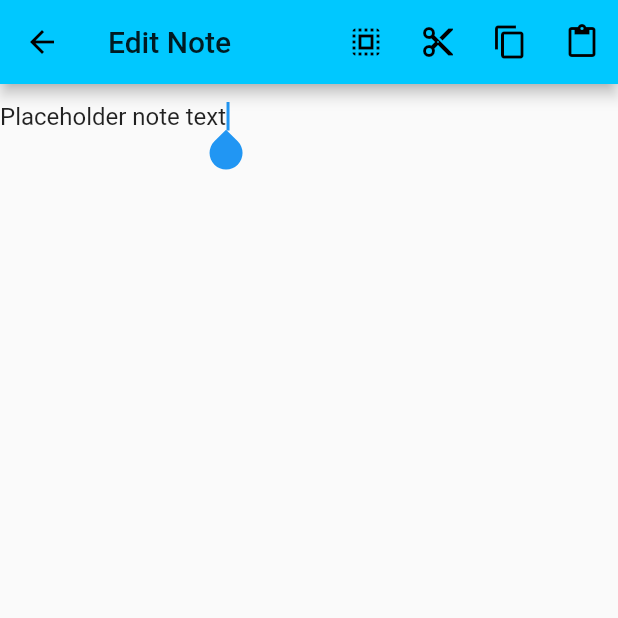
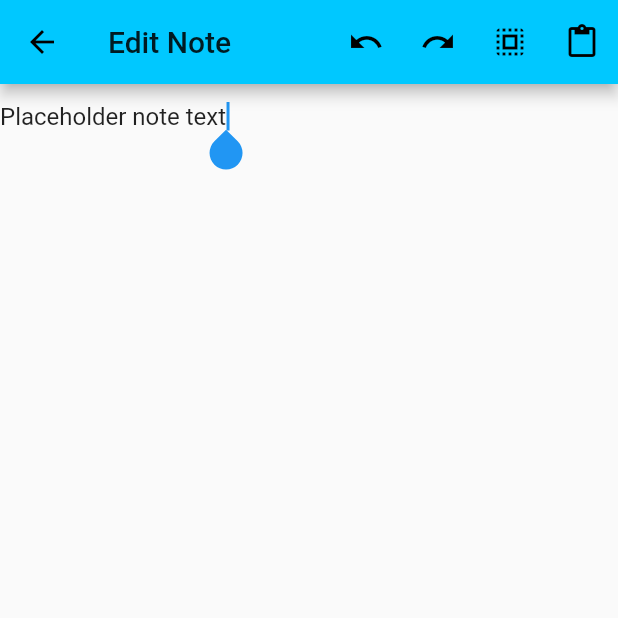
Before and after one commit to AldaronLau/NoteScout, a Flutter app: the EditNotePage screen opened directly, on a phone screen of 412 x 824 dp, the top half of it. Run offline on Flutter 3.47's test engine with Material 2 defaults, Android fonts, the phone set to English and light mode, and no system bars; network calls fail.

Commit message:
Add undo / redo buttons.

```diff
--- a/lib/edit.dart
+++ b/lib/edit.dart
@@ -9,32 +9,31 @@ class EditNotePage extends StatefulWidget {
 }
 
 class EditNotePageState extends State<EditNotePage> {
-    var text_controller;
+    TextEditingController text_controller;
+    bool selected;
 
     @override
     void initState() {
         super.initState();
+        text_controller = TextEditingController(
+            text: "Placeholder note text",
+        );
+        selected = false;
     }
 
     @override
     Widget build(BuildContext context) {
-    text_controller = TextEditingController(
-        text: "Placeholder note text",
-    );
-    return Scaffold(
-      appBar: AppBar(
-        title: Text("Edit Note"),
-        actions: <Widget>[
-            IconButton(
-                icon: Icon(Icons.select_all),
-                onPressed: () {
-                    text_controller.selection = TextSelection(
-                        baseOffset: 0,
-                        extentOffset: text_controller.text.length,
-                    );
-                }
-            ),
-          IconButton(
+        text_controller.addListener(() {
+            setState(() {
+                selected = text_controller.selection.baseOffset
+                    != text_controller.selection.extentOffset;
+            });
+        });
+
+        List<Widget> actions = [];
+
+        if (selected) {
+            actions.add(IconButton(
                 icon: Icon(Icons.content_cut),
                 onPressed: () {
                     int start = text_controller.selection.baseOffset;
@@ -43,13 +42,39 @@ class EditNotePageState extends State<EditNotePage> {
                     text_controller.text = text_controller.text.substring(0, start) + text_controller.text.substring(text_controller.selection.extentOffset, text_controller.text.length);
 
                     text_controller.selection = TextSelection.collapsed(offset: start);
-              }),
-          IconButton(
+                }
+            ));
+            actions.add(IconButton(
                 icon: Icon(Icons.content_copy),
                 onPressed: () {
                     Clipboard.setData(ClipboardData(text: text_controller.text.substring(text_controller.selection.baseOffset, text_controller.selection.extentOffset)));
-              }),
-          IconButton(
+                }
+            ));
+        } else {
+            actions.add(IconButton(
+                icon: Icon(Icons.undo),
+                onPressed: () {
+                    print("FIXME: Undo");
+                }
+            ));
+            actions.add(IconButton(
+                icon: Icon(Icons.redo),
+                onPressed: () {
+                    print("FIXME: Redo");
+                }
+            ));
+        }
+
+        actions.add(IconButton(
+            icon: Icon(Icons.select_all),
+            onPressed: () {
+                text_controller.selection = TextSelection(
+                    baseOffset: 0,
+                    extentOffset: text_controller.text.length,
+                );
+            }
+        ));
+        actions.add(IconButton(
             icon: Icon(Icons.content_paste),
             onPressed: () {
                 int start = text_controller.selection.baseOffset;
@@ -64,8 +89,13 @@ class EditNotePageState extends State<EditNotePage> {
 
                     text_controller.selection = TextSelection.collapsed(offset: new_end);
                 });
-              }),
-        ],
+            }
+        ));
+
+        return Scaffold(
+            appBar: AppBar(
+                title: Text("Edit Note"),
+                actions: actions,
             ),
             body: TextField(
                 controller: text_controller,
--- a/lib/main.dart
+++ b/lib/main.dart
@@ -1,9 +1,7 @@
 import 'package:flutter/material.dart';
 
-import 'package:note_scout/edit.dart';
-import 'package:note_scout/load.dart';
 import 'package:note_scout/view.dart';
-import 'package:note_scout/loginscreen.dart';
+// import 'package:note_scout/loginscreen.dart';
 
 void main() => runApp(MaterialApp(
     title: "Note Scout",
@@ -11,5 +9,5 @@ void main() => runApp(MaterialApp(
         brightness: Brightness.light,
         primaryColor: Color.fromARGB(0xFF, 0x00, 0xc8, 0xff),
     ),
-    home: ViewNotePage(mode: ViewNoteMode.Browsing) // LoginScreen()
+    home: ViewNotePage(mode: ViewNoteMode.Owned) // LoginScreen()
 ));
```
Also changed, not shown: lib/view.dart (+9 -1 lines), lib/info.dart (added), lib/mynotes.dart (added). Lines whose indentation alone changed are shown as unchanged.
